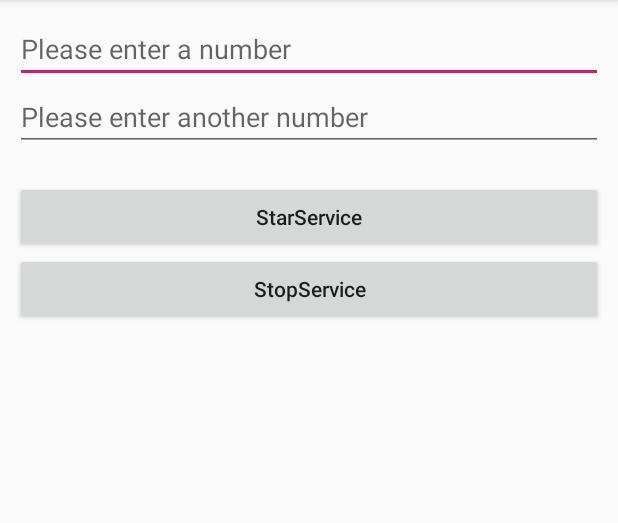
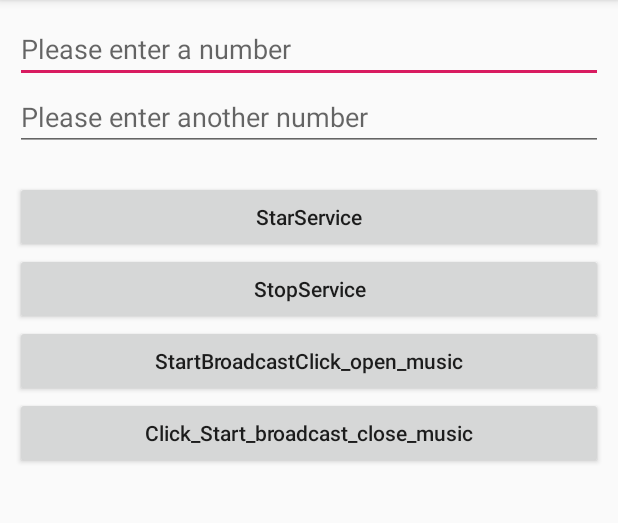
Before and after one commit to Qvistary/ServiceDemo, an Android app: the screen it shows after launch (MainActivity), on a phone screen of 412 x 824 dp, the part 84-607 px from its top. Run offline under Robolectric (Android 15) with nearby library versions, the phone set to English and light mode, and no system bars.

Commit message:
finish Commit

```diff
--- a/app/src/main/java/top/qvisa/servicedemo/MainActivity.java
+++ b/app/src/main/java/top/qvisa/servicedemo/MainActivity.java
@@ -1,13 +1,13 @@
 package top.qvisa.servicedemo;
 
 import android.content.Intent;
+import android.content.IntentFilter;
 import android.graphics.Color;
 import android.support.v7.app.AppCompatActivity;
 import android.os.Bundle;
 import android.view.View;
 import android.widget.EditText;
 import android.widget.TextView;
-import android.widget.Toast;
 
 public class MainActivity extends AppCompatActivity {
     private EditText mEditText_number1;
@@ -23,6 +23,15 @@ public class MainActivity extends AppCompatActivity {
         mEditText_number1 = findViewById(R.id.et_number1);
         mEditText_number2 = findViewById(R.id.et_number2);
         mTextView_result = findViewById(R.id.tv_result);
+
+        MyReceiver_open_music myReceiver_open_music = new MyReceiver_open_music();
+        IntentFilter intentFilter_open_music = new IntentFilter("open_music");
+        registerReceiver(myReceiver_open_music,intentFilter_open_music);
+
+        MyReceiver_close_music myReceiver_close_music = new MyReceiver_close_music();
+        IntentFilter intentFilter_close_music = new IntentFilter("close_music");
+        registerReceiver(myReceiver_close_music,intentFilter_close_music);
+
     }
 
     public void Click_Start_service(View view) {
@@ -47,10 +56,26 @@ public class MainActivity extends AppCompatActivity {
         stopService(intent);
     }
 
-    public static void Update(int result) {
-        mTextView_result.setText("最大的数是 >>>>  " + result);
+    public void Click_Start_broadcast_open_music(View view) {
+        Intent intent  = new Intent();
+        intent.setAction("open_music");
+        sendBroadcast(intent);
+    }
+
+    public void Click_Start_broadcast_close_music(View view){
+        Intent intent  = new Intent();
+        intent.setAction("close_music");
+        sendBroadcast(intent);
+    }
+
+
+
+    public static void Update(String result) {
+        mTextView_result.setText(result);
         mTextView_result.setTextColor(Color.BLACK);
     }
 
 
+
+
 }
--- /dev/null
+++ b/app/src/main/java/top/qvisa/servicedemo/MyReceiver_close_music.java
@@ -0,0 +1,15 @@
+package top.qvisa.servicedemo;
+
+import android.content.BroadcastReceiver;
+import android.content.Context;
+import android.content.Intent;
+import android.widget.Toast;
+
+public class MyReceiver_close_music extends BroadcastReceiver {
+
+    @Override
+    public void onReceive(Context context, Intent intent) {
+        Intent  it = new Intent(context,MusicService.class);
+        context.stopService(it);
+    }
+}
--- /dev/null
+++ b/app/src/main/java/top/qvisa/servicedemo/MyReceiver_open_music.java
@@ -0,0 +1,15 @@
+package top.qvisa.servicedemo;
+
+import android.content.BroadcastReceiver;
+import android.content.Context;
+import android.content.Intent;
+
+public class MyReceiver_open_music extends BroadcastReceiver {
+
+    @Override
+    public void onReceive(Context context, Intent intent) {
+        Intent  it = new Intent(context,MusicService.class);
+        context.startService(it);
+    }
+
+}
--- a/app/src/main/java/top/qvisa/servicedemo/MyService.java
+++ b/app/src/main/java/top/qvisa/servicedemo/MyService.java
@@ -29,7 +29,7 @@ public class MyService extends Service {
         a = intent.getIntExtra("a", 0);
         b = intent.getIntExtra("b", 0);
         result = Compare(a, b);
-        MainActivity.Update(result);
+        MainActivity.Update("最大的数是 >>>>  " + result);
         return super.onStartCommand(intent, flags, startId);
     }
 
--- a/app/src/main/res/layout/activity_main.xml
+++ b/app/src/main/res/layout/activity_main.xml
@@ -36,6 +36,22 @@
         android:text="@string/stop_service"
         android:textAllCaps="false" />
 
+    <Button
+        android:id="@+id/bt_start_broadcast_open_music"
+        android:layout_width="match_parent"
+        android:layout_height="wrap_content"
+        android:onClick="Click_Start_broadcast_open_music"
+        android:text="@string/start_broadcast"
+        android:textAllCaps="false" />
+
+    <Button
+        android:id="@+id/bt_start_broadcast_close_music"
+        android:layout_width="match_parent"
+        android:layout_height="wrap_content"
+        android:onClick="Click_Start_broadcast_close_music"
+        android:text="@string/click_start_broadcast_close_music"
+        android:textAllCaps="false" />
+
     <TextView
         android:id="@+id/tv_result"
         android:layout_width="match_parent"
--- a/app/src/main/res/values/strings.xml
+++ b/app/src/main/res/values/strings.xml
@@ -4,4 +4,6 @@
     <string name="stop_service">StopService</string>
     <string name="number1">Please enter a number</string>
     <string name="number2">Please enter another number</string>
+    <string name="start_broadcast">StartBroadcastClick_open_music</string>
+    <string name="click_start_broadcast_close_music">Click_Start_broadcast_close_music</string>
 </resources>
```
Also changed, not shown: app/src/main/AndroidManifest.xml (+16 -1 lines), app/src/main/java/top/qvisa/servicedemo/MusicService.java (added, +33 -0 lines), 1 other file.
